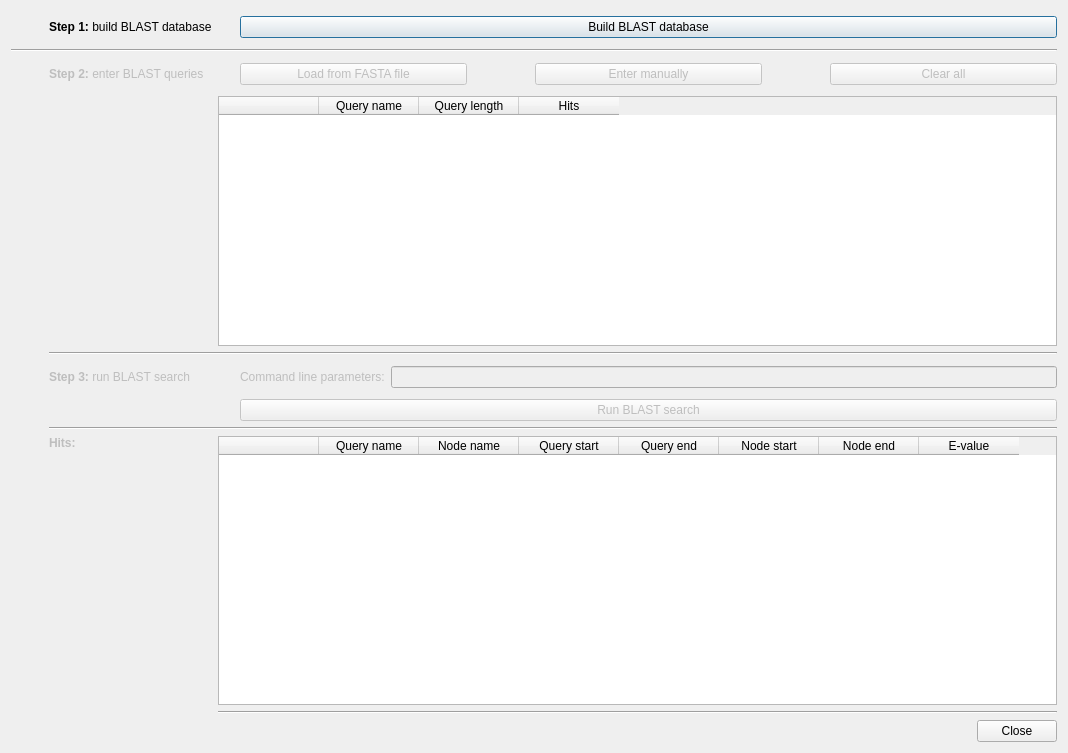
Qt form ui/blastsearchdialog.ui (rrwick/Bandage) before a commit.
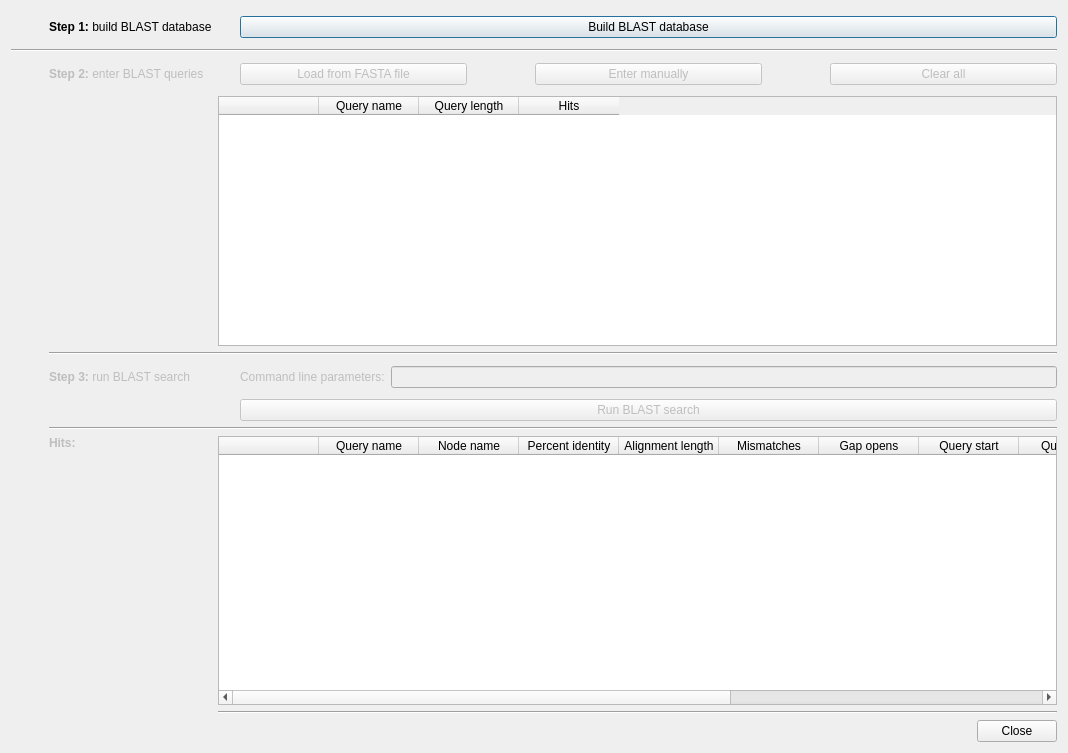
The same form after that commit. Custom widgets are drawn as their Qt base class.

What changed in the file:
```diff
--- a/ui/blastsearchdialog.ui
+++ b/ui/blastsearchdialog.ui
@@ -515,6 +515,26 @@
        <string>Node name</string>
       </property>
      </column>
+     <column>
+      <property name="text">
+       <string>Percent identity</string>
+      </property>
+     </column>
+     <column>
+      <property name="text">
+       <string>Alignment length</string>
+      </property>
+     </column>
+     <column>
+      <property name="text">
+       <string>Mismatches</string>
+      </property>
+     </column>
+     <column>
+      <property name="text">
+       <string>Gap opens</string>
+      </property>
+     </column>
      <column>
       <property name="text">
        <string>Query start</string>
@@ -540,6 +560,11 @@
        <string>E-value</string>
       </property>
      </column>
+     <column>
+      <property name="text">
+       <string>Bit score</string>
+      </property>
+     </column>
     </widget>
    </item>
   </layout>
```
